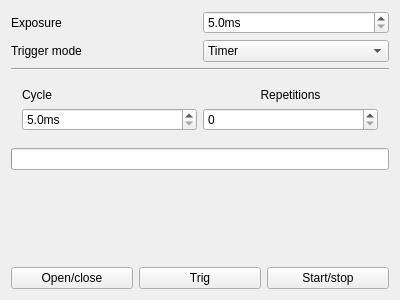
The window that mrtShutter/mrtShutterGui/mrtShutterGui.ui (MatthewJCameron/imbl) describes before a commit, drawn with Qt 5.
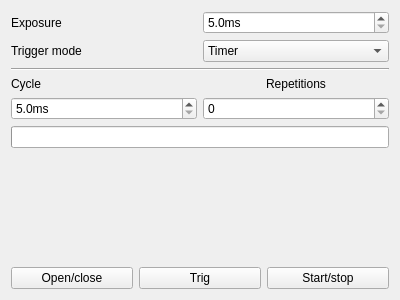
The same window after the commit. Custom widgets are drawn as their Qt base class.

```diff
--- a/mrtShutter/mrtShutterGui/mrtShutterGui.ui
+++ b/mrtShutter/mrtShutterGui/mrtShutterGui.ui
@@ -72,6 +72,9 @@
    <item>
     <widget class="QWidget" name="timerParameters" native="true">
      <layout class="QGridLayout" name="gridLayout">
+      <property name="margin">
+       <number>0</number>
+      </property>
       <item row="0" column="1">
        <widget class="QLabel" name="label_2">
         <property name="text">
```
